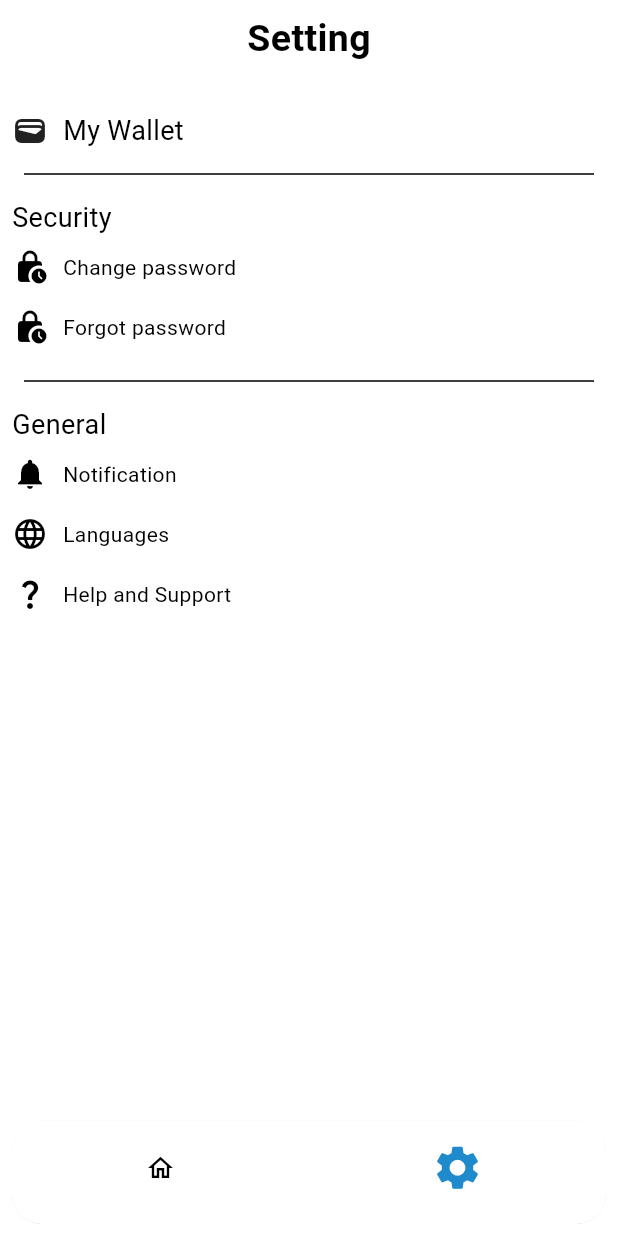
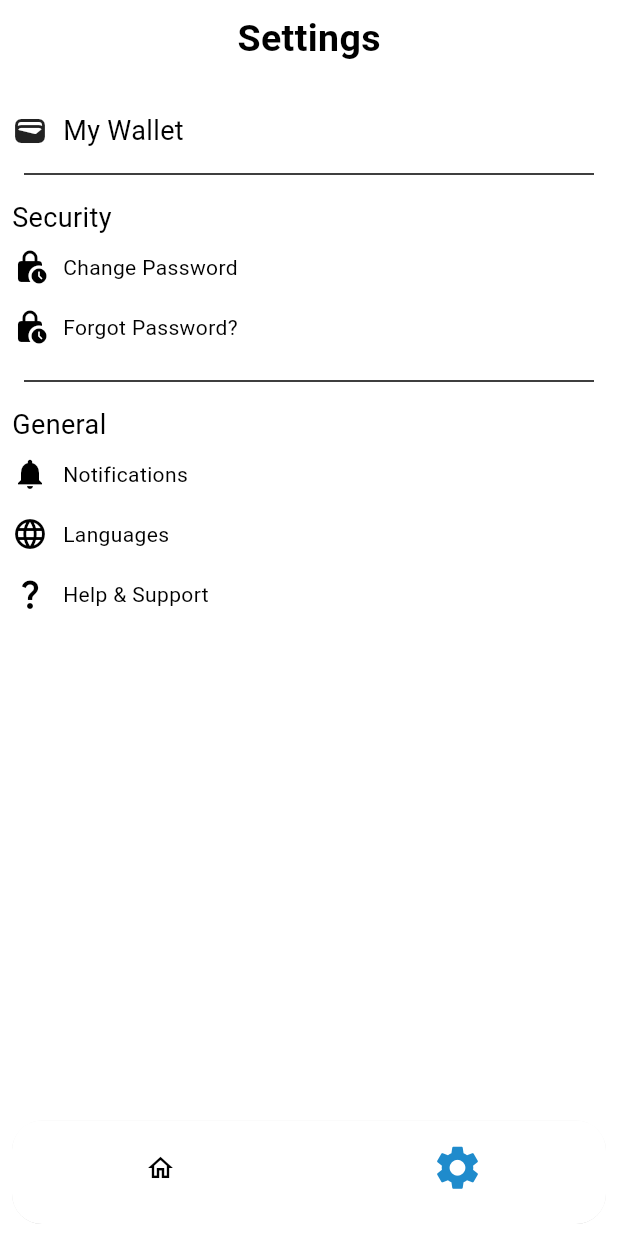
Before and after one commit to MariamAhmed61/Health-Care--1, a Flutter app: the PatientLayoutScreen screen opened by its route, item 2 of the bottom bar chosen, on a phone screen of 412 x 824 dp. Run offline on Flutter 3.47's test engine with Material 3 defaults, Android fonts, the phone set to English and light mode, and no system bars; our stand-ins replace bloc, dio, easy_date_timeline, flutter_bloc, flutter_otp_text_field; network calls fail.

Commit message:
Implement localization for PatientSettingScreen with dynamic text retrieval

```diff
--- a/lib/patient_layout/presentation/screens/settings/patient_setting_screen.dart
+++ b/lib/patient_layout/presentation/screens/settings/patient_setting_screen.dart
@@ -1,5 +1,6 @@
 import 'package:flutter/material.dart';
 import 'package:flutter_bloc/flutter_bloc.dart';
+import 'package:health_care_app/generated/l10n.dart';
 import 'package:health_care_app/patient_layout/presentation/cubits/language_cubit/language_cubit.dart';
 
 class PatientSettingScreen extends StatelessWidget {
@@ -17,10 +18,10 @@ class PatientSettingScreen extends StatelessWidget {
           child: Column(
             crossAxisAlignment: CrossAxisAlignment.start,
             children: [
-              const Center(
+               Center(
                 child: Text(
-                  'Setting',
-                  style: TextStyle(
+                  S.of(context).settings,
+                  style: const TextStyle(
                       fontWeight: FontWeight.bold,
                       fontSize: 25,
                       color: Colors.black),
@@ -29,15 +30,15 @@ class PatientSettingScreen extends StatelessWidget {
               const SizedBox(height: 30,),
               GestureDetector(
                 onTap: () {},
-                child: const Row(
+                child:  Row(
                   children: [
-                    Icon((Icons.wallet)),
-                    SizedBox(
+                    const Icon((Icons.wallet)),
+                    const SizedBox(
                       width: 10,
                     ),
                     Text(
-                      'My Wallet',
-                      style: TextStyle(fontSize: 18, color: Colors.black),
+                      S.of(context).mywallet,
+                      style: const TextStyle(fontSize: 18, color: Colors.black),
                     ),
                   ],
                 ),
@@ -49,9 +50,9 @@ class PatientSettingScreen extends StatelessWidget {
                   thickness: 1,
                 ),
               ),
-              const Text(
-                'Security',
-                style: TextStyle(color: Colors.black, fontSize: 18),
+               Text(
+                S.of(context).security,
+                style: const TextStyle(color: Colors.black, fontSize: 18),
               ),
               Padding(
                 padding: const EdgeInsets.symmetric(vertical: 8.0),
@@ -62,11 +63,11 @@ class PatientSettingScreen extends StatelessWidget {
                       builder: (_) {
                         String newPassword = '';
                         return AlertDialog(
-                          title: Text('Change Password'),
+                          title:  Text(S.of(context).change_password),
                           content: TextField(
                             obscureText: true,
                             onChanged: (value) => newPassword = value,
-                            decoration: InputDecoration(labelText: 'New Password'),
+                            decoration: InputDecoration(labelText: S.of(context).new_password),
                           ),
                           actions: [
                             TextButton(
@@ -74,28 +75,28 @@ class PatientSettingScreen extends StatelessWidget {
                                 // await AuthService().changePassword(newPassword);
                                 Navigator.pop(context);
                                 ScaffoldMessenger.of(context).showSnackBar(
-                                  SnackBar(content: Text("Password changed successfully")),
+                                  SnackBar(content: Text(S.of(context).password_changed)),
                                 );
                               },
-                              child: Text("Change"),
+                              child: Text(S.of(context).change),
                             ),
                           ],
                         );
                       },
                     );
                   },
-                  child:  const Row(
+                  child:   Row(
                     children: [
-                      Icon(
+                      const Icon(
                         Icons.lock_clock_rounded,
                         color: Colors.black,
                       ),
-                      SizedBox(
+                      const SizedBox(
                         width: 10,
                       ),
                       Text(
-                        'Change password',
-                        style: TextStyle(color: Colors.black),
+                        S.of(context).change_password,
+                        style: const TextStyle(color: Colors.black),
                       )
                     ],
                   ),
@@ -107,18 +108,18 @@ class PatientSettingScreen extends StatelessWidget {
                   onTap: () {
                     Navigator.pushNamed(context, 'forgotPassword');
                   },
-                  child: const Row(
+                  child:  Row(
                     children: [
-                      Icon(
+                      const Icon(
                         Icons.lock_clock_rounded,
                         color: Colors.black,
                       ),
-                      SizedBox(
+                      const SizedBox(
                         width: 10,
                       ),
                       Text(
-                        'Forgot password',
-                        style: TextStyle(color: Colors.black),
+                        S.of(context).forgot_password,
+                        style: const TextStyle(color: Colors.black),
                       )
                     ],
                   ),
@@ -131,26 +132,26 @@ class PatientSettingScreen extends StatelessWidget {
                   thickness: 1,
                 ),
               ),
-              const Text(
-                'General',
-                style: TextStyle(color: Colors.black, fontSize: 18),
+               Text(
+                S.of(context).general,
+                style: const TextStyle(color: Colors.black, fontSize: 18),
               ),
               Padding(
                 padding: const EdgeInsets.symmetric(vertical: 8.0),
                 child: GestureDetector(
                   onTap: () {},
-                  child: const Row(
+                  child:  Row(
                     children: [
-                      Icon(
+                      const Icon(
                         Icons.notifications,
                         color: Colors.black,
                       ),
-                      SizedBox(
+                      const SizedBox(
                         width: 10,
                       ),
                       Text(
-                        'Notification',
-                        style: TextStyle(color: Colors.black),
+                        S.of(context).notifications,
+                        style: const TextStyle(color: Colors.black),
                       )
                     ],
                   ),
@@ -224,18 +225,18 @@ class PatientSettingScreen extends StatelessWidget {
                         },
                       );
                     },
-                  child: const Row(
+                  child:  Row(
                     children: [
-                      Icon(
+                      const Icon(
                         Icons.language,
                         color: Colors.black,
                       ),
-                      SizedBox(
+                      const SizedBox(
                         width: 10,
                       ),
                       Text(
-                        'Languages',
-                        style: TextStyle(color: Colors.black),
+                        S.of(context).language,
+                        style: const TextStyle(color: Colors.black),
                       )
                     ],
                   ),
@@ -245,18 +246,18 @@ class PatientSettingScreen extends StatelessWidget {
                 padding: const EdgeInsets.symmetric(vertical: 8.0),
                 child: GestureDetector(
                   onTap: () {},
-                  child: const Row(
+                  child:  Row(
                     children: [
-                      Icon(
+                      const Icon(
                         Icons.question_mark,
                         color: Colors.black,
                       ),
-                      SizedBox(
+                      const SizedBox(
                         width: 10,
                       ),
                       Text(
-                        'Help and Support',
-                        style: TextStyle(color: Colors.black),
+                        S.of(context).help_support,
+                        style: const TextStyle(color: Colors.black),
                       )
                     ],
                   ),
```
